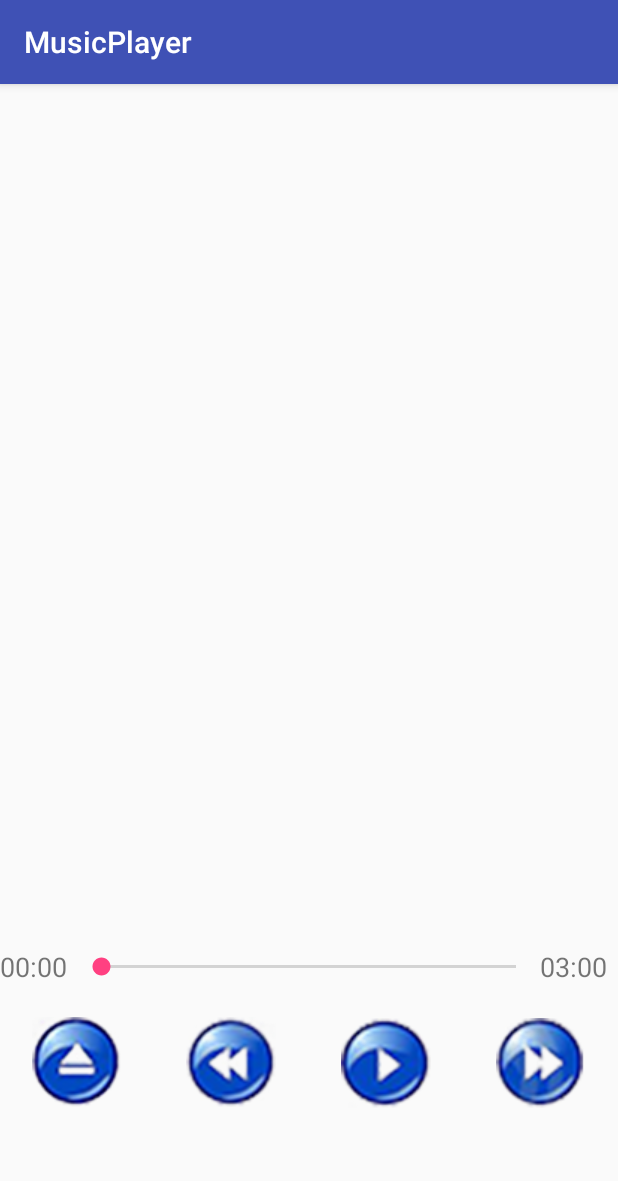
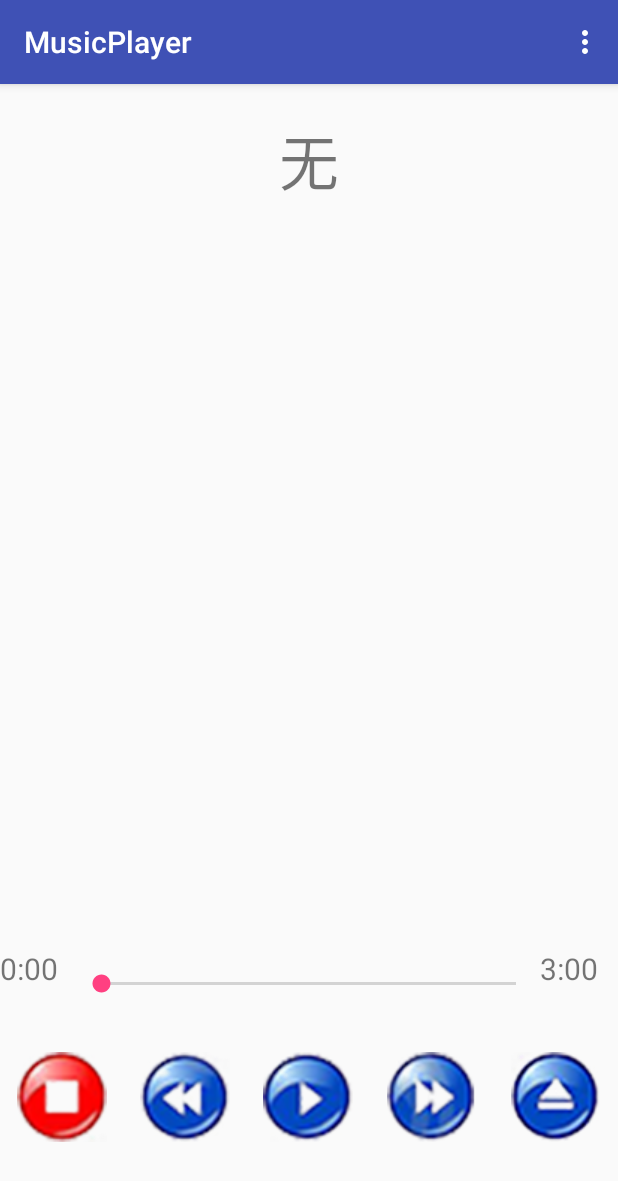
Before and after one commit to qustacmersxf/MusicPlayer, an Android app: the screen it shows after launch (MainPlayActivity), on a phone screen of 412 x 824 dp. Shown: the top 1181 px of the screen. Run offline under Robolectric (Android 15) with nearby library versions, the phone set to English and light mode, and no system bars.

Commit message:
检索本地mp3文件完成

```diff
--- a/app/src/main/AndroidManifest.xml
+++ b/app/src/main/AndroidManifest.xml
@@ -1,6 +1,9 @@
 <?xml version="1.0" encoding="utf-8"?>
 <manifest xmlns:android="http://schemas.android.com/apk/res/android"
     package="com.example.elephantflysong.musicplayer">
+
+    <uses-permission android:name="android.permission.READ_EXTERNAL_STORAGE"></uses-permission>
+    <uses-permission android:name="android.permission.WRITE_EXTERNAL_STORAGE"></uses-permission>
 
     <application
         android:allowBackup="true"
--- a/app/src/main/java/com/example/elephantflysong/musicplayer/MainPlayActivity.java
+++ b/app/src/main/java/com/example/elephantflysong/musicplayer/MainPlayActivity.java
@@ -1,28 +1,37 @@
 package com.example.elephantflysong.musicplayer;
 
-import android.content.SharedPreferences;
+import android.app.Activity;
+import android.content.Intent;
 import android.database.Cursor;
+import android.media.MediaPlayer;
+import android.net.Uri;
+import android.os.Environment;
+import android.support.v7.app.ActionBar;
 import android.support.v7.app.AppCompatActivity;
 import android.os.Bundle;
-import android.view.Window;
+import android.support.v7.widget.DefaultItemAnimator;
+import android.support.v7.widget.LinearLayoutManager;
+import android.support.v7.widget.RecyclerView;
+import android.util.Log;
+import android.view.Menu;
+import android.view.MenuItem;
 import android.widget.ImageButton;
 import android.widget.SeekBar;
 import android.widget.TextView;
+import android.widget.Toast;
 
+import com.example.elephantflysong.musicplayer.Adapters.MusicAdapter;
 import com.example.elephantflysong.musicplayer.Serveices.SystemService;
-import com.example.elephantflysong.musicplayer.Tools.StringHelper;
 
+import java.io.File;
 import java.util.ArrayList;
-import java.util.List;
 
 public class MainPlayActivity extends AppCompatActivity {
 
+    private static final int REQUESTCODE_ACTION_GET_CONTENT = 1;
+
     private SystemService systemService;
     private Cursor cursor;
-
-    private String playingName;
-    private String selectName;
-    private ArrayList<String> musicList;
 
     private ImageButton bt_list;
     private ImageButton bt_back;
@@ -30,33 +39,111 @@ public class MainPlayActivity extends AppCompatActivity {
     private ImageButton bt_play;
     private ImageButton bt_moveUp;
     private ImageButton bt_moveDown;
+    private TextView text_irc;
     private TextView text_endTime;
     private TextView text_currentTime;
     private TextView text_currentMusic;
     private SeekBar seekBar;
 
+    private MediaPlayer mplayer;
+
+    private RecyclerView rv_musics;
+    private MusicAdapter adapter;
+    private ArrayList<File> files;
+
     @Override
     protected void onCreate(Bundle savedInstanceState) {
         super.onCreate(savedInstanceState);
-        requestWindowFeature(Window.FEATURE_NO_TITLE);
         setContentView(R.layout.main);
 
-        systemService = new SystemService(this);
-        SharedPreferences sp = getSharedPreferences("MUSIC", MODE_PRIVATE);
+        initMainView();
+    }
 
-        if (sp != null){
-            playingName = sp.getString("PLAYINGNAME", null);
-            selectName = sp.getString("SELECTNAME", null);
-            String s = sp.getString("MUSIC_LIST", null);
-            if (s != null){
-                musicList = StringHelper.splitString(s);
+    @Override
+    public boolean onCreateOptionsMenu(Menu menu) {
+        getMenuInflater().inflate(R.menu.meun_mainactivity, menu);
+        return super.onCreateOptionsMenu(menu);
+    }
+
+    @Override
+    public boolean onOptionsItemSelected(MenuItem item) {
+        switch (item.getItemId()){
+            case R.id.item_menu_mainactivity_searchMP3:
+                File file = Environment.getExternalStorageDirectory();
+                browserFile(file);
+                break;
+            case R.id.item_menu_mainactivity_selectDir:
+                Intent intent = new Intent(Intent.ACTION_GET_CONTENT);
+                intent.setType("*/*");
+                intent.addCategory(Intent.CATEGORY_OPENABLE);
+                startActivityForResult(intent, REQUESTCODE_ACTION_GET_CONTENT);
+                break;
+            default:
+                break;
+        }
+        return super.onOptionsItemSelected(item);
+    }
+
+    @Override
+    protected void onActivityResult(int requestCode, int resultCode, Intent data) {
+        if (resultCode == Activity.RESULT_OK){
+            switch (requestCode){
+                case REQUESTCODE_ACTION_GET_CONTENT:
+                    Uri uri = data.getData();
+                    String path = uri.getPath();
+                    Log.i("info", "onActivityResult() path=" + path);
+                    break;
+                default:
+                    break;
             }
         }
-
-        initPlayPack();
     }
 
-    private void initPlayPack(){
+    private void initMainView(){
+        bt_stop = findViewById(R.id.ibtn_stop);
+        bt_moveDown = findViewById(R.id.ibtn_next);
+        bt_play = findViewById(R.id.ibtn_start);
+        bt_moveUp = findViewById(R.id.ibtn_before);
+        bt_list = findViewById(R.id.ibtn_listplay);
+        text_currentMusic = findViewById(R.id.text_currentMusic);
+        text_currentTime = findViewById(R.id.text_currentTime);
+        text_endTime = findViewById(R.id.text_endTime);
+        seekBar = findViewById(R.id.seekBar);
+        rv_musics = findViewById(R.id.rv_musics);
 
+        text_currentMusic.setText("无");
+    }
+
+    private void browserFile(File file){
+        files = searchMP3(file);
+
+        if (files.size() > 0){
+            adapter = new MusicAdapter(files);
+            rv_musics.setLayoutManager(new LinearLayoutManager(this));
+            rv_musics.setItemAnimator(new DefaultItemAnimator());
+            rv_musics.setAdapter(adapter);
+        }else{
+            Toast.makeText(MainPlayActivity.this, "未找到MP3文件", Toast.LENGTH_SHORT).show();
+        }
+    }
+
+    private ArrayList<File> searchMP3(File file){
+        ArrayList<File> result = new ArrayList<>();
+        File[] localFiles = file.listFiles();
+        if (localFiles == null){
+            return result;
+        }
+        if (localFiles.length > 0){
+            for (int i=0; i<localFiles.length; i++){
+                if (!localFiles[i].isDirectory()){
+                    if (localFiles[i].getPath().indexOf(".mp3") > -1){
+                        result.add(localFiles[i]);
+                    }
+                }else{
+                    result.addAll(searchMP3(localFiles[i]));
+                }
+            }
+        }
+        return result;
     }
 }
--- a/app/src/main/res/layout/main.xml
+++ b/app/src/main/res/layout/main.xml
@@ -9,13 +9,25 @@
     <LinearLayout
         android:layout_width="match_parent"
         android:layout_height="0dp"
-        android:layout_weight="3">
+        android:layout_weight="3"
+        android:orientation="vertical">
 
         <TextView
             android:layout_width="match_parent"
-            android:layout_height="match_parent"
-            android:id="@+id/text_irc"
-            android:layout_margin="10dp"/>
+            android:layout_height="0dp"
+            android:layout_weight="1"
+            android:layout_margin="5dp"
+            android:text="无"
+            android:textSize="40sp"
+            android:gravity="center_horizontal|center_vertical"
+            android:id="@+id/text_currentMusic"/>
+
+        <android.support.v7.widget.RecyclerView
+            android:layout_width="match_parent"
+            android:layout_height="0dp"
+            android:layout_weight="5"
+            android:layout_margin="5dp"
+            android:id="@+id/rv_musics"></android.support.v7.widget.RecyclerView>
 
     </LinearLayout>
 
@@ -27,14 +39,15 @@
 
         <LinearLayout
             android:layout_width="match_parent"
-            android:layout_height="wrap_content"
+            android:layout_height="0dp"
+            android:layout_weight="1"
             android:orientation="horizontal">
             <TextView
                 android:layout_width="0dp"
                 android:layout_height="wrap_content"
                 android:layout_weight="1"
-                android:text="00:00"
-                android:textSize="18sp"
+                android:text="0:00"
+                android:textSize="20sp"
                 android:id="@+id/text_currentTime"/>
             <SeekBar
                 android:layout_width="0dp"
@@ -45,14 +58,16 @@
                 android:layout_width="0dp"
                 android:layout_height="wrap_content"
                 android:layout_weight="1"
-                android:text="03:00"
-                android:textSize="18sp"
+                android:text="3:00"
+                android:textSize="20sp"
                 android:id="@+id/text_endTime"/>
         </LinearLayout>
 
         <LinearLayout
             android:layout_width="match_parent"
-            android:layout_height="wrap_content"
+            android:layout_height="0dp"
+            android:layout_weight="3"
+            android:paddingTop="10dp"
             android:orientation="horizontal">
 
             <ImageButton
@@ -60,10 +75,10 @@
                 android:layout_height="wrap_content"
                 android:layout_weight="1"
                 android:adjustViewBounds="true"
-                android:src="@drawable/list"
                 android:background="@android:color/transparent"
+                android:src="@drawable/stop"
                 android:layout_margin="5dp"
-                android:id="@+id/ibtn_listplay"/>
+                android:id="@+id/ibtn_stop"/>
             <ImageButton
                 android:layout_width="0dp"
                 android:layout_height="wrap_content"
@@ -72,7 +87,7 @@
                 android:src="@drawable/before"
                 android:background="@android:color/transparent"
                 android:layout_margin="5dp"
-                android:id="@+id/ibtn_stop"/>
+                android:id="@+id/ibtn_before"/>
             <ImageButton
                 android:layout_width="0dp"
                 android:layout_height="wrap_content"
@@ -91,9 +106,19 @@
                 android:src="@drawable/next"
                 android:layout_margin="5dp"
                 android:id="@+id/ibtn_next"/>
+            <ImageButton
+                android:layout_width="0dp"
+                android:layout_height="wrap_content"
+                android:layout_weight="1"
+                android:adjustViewBounds="true"
+                android:src="@drawable/list"
+                android:background="@android:color/transparent"
+                android:layout_margin="5dp"
+                android:id="@+id/ibtn_listplay"/>
 
         </LinearLayout>
 
     </LinearLayout>
 
+
 </LinearLayout>
--- /dev/null
+++ b/app/src/main/res/menu/meun_mainactivity.xml
@@ -0,0 +1,9 @@
+<?xml version="1.0" encoding="utf-8"?>
+<menu xmlns:android="http://schemas.android.com/apk/res/android">
+
+    <item android:title="检索本地MP3"
+        android:id="@+id/item_menu_mainactivity_searchMP3"></item>
+    <item android:title="选择文件夹"
+        android:id="@+id/item_menu_mainactivity_selectDir"></item>
+
+</menu>
```
Also changed, not shown: app/build.gradle (+6 -3 lines), app/src/main/java/com/example/elephantflysong/musicplayer/Adapters/MusicAdapter.java (added, +70 -0 lines), app/src/main/java/com/example/elephantflysong/musicplayer/Music/Music.java (added, +74 -0 lines), app/src/main/java/com/example/elephantflysong/musicplayer/Tools/StringHelper.java (deleted, +0 -21 lines), app/src/main/res/layout/item_lyc.xml (added, +15 -0 lines), app/src/main/res/layout/item_musics.xml (added, +31 -0 lines), app/src/main/res/drawable/music.png (added).
